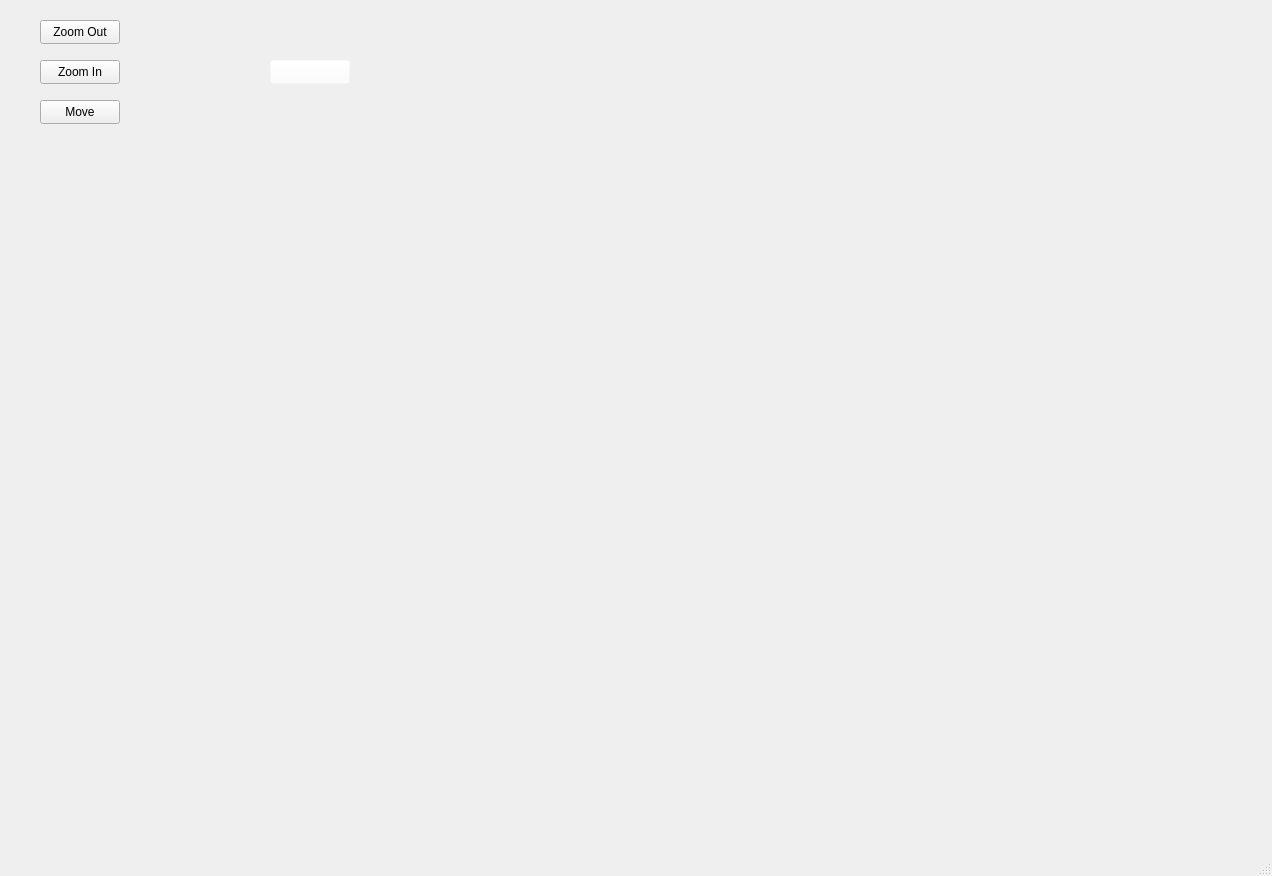
Above: dda.ui from amoriqbal/GraphicsFromScratch before the change. Below: the same form after it.
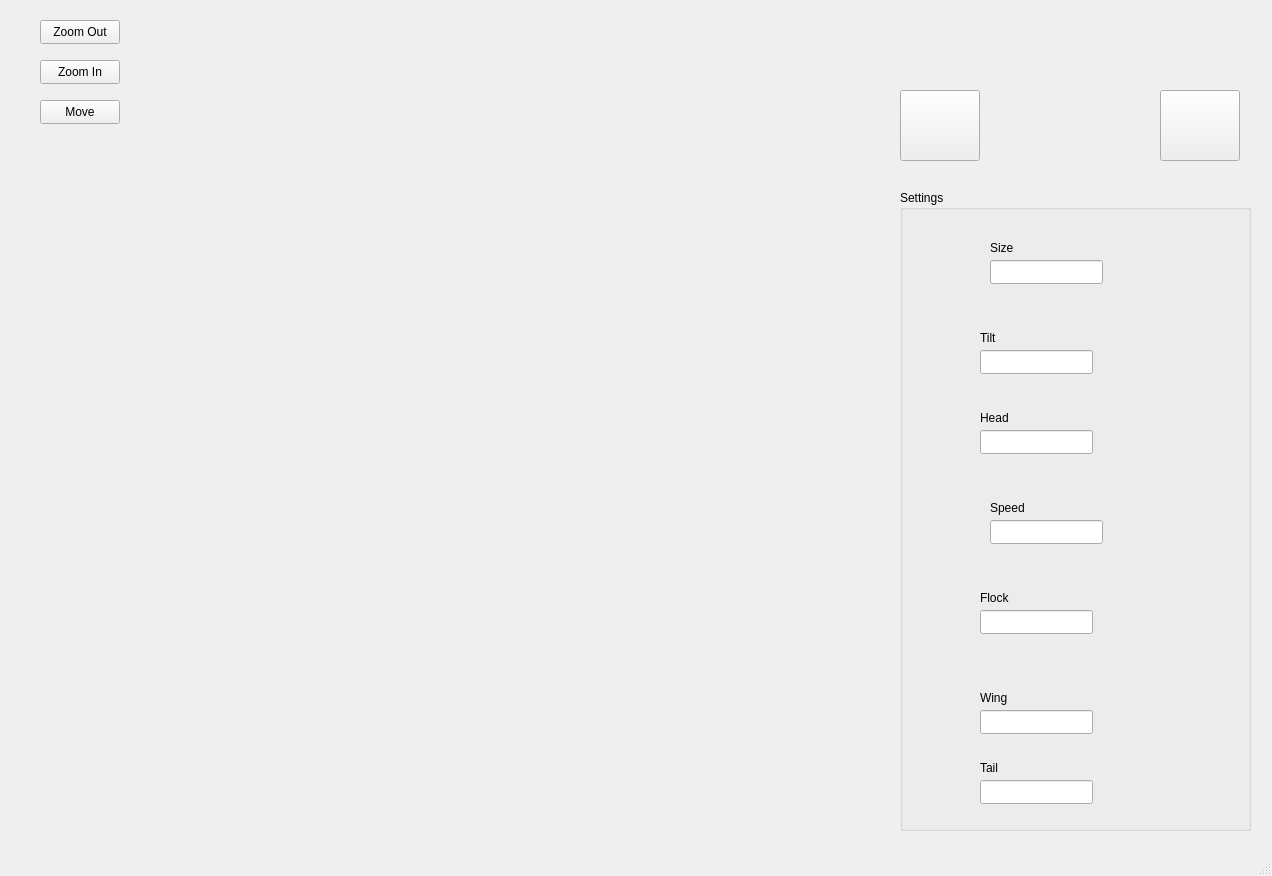
That is the form after the change. Icons and pictures are not drawn.

Diff of the .ui file:
```diff
--- a/dda.ui
+++ b/dda.ui
@@ -19,6 +19,9 @@
   <property name="windowTitle">
    <string>DDA</string>
   </property>
+  <property name="autoFillBackground">
+   <bool>true</bool>
+  </property>
   <widget class="QWidget" name="centralwidget">
    <widget class="QPushButton" name="zoomOut">
     <property name="geometry">
@@ -62,18 +65,243 @@
    <widget class="QPushButton" name="pushButton_2">
     <property name="geometry">
      <rect>
-      <x>270</x>
-      <y>60</y>
+      <x>900</x>
+      <y>90</y>
       <width>80</width>
-      <height>24</height>
+      <height>71</height>
      </rect>
     </property>
     <property name="styleSheet">
-     <string notr="true">background-color: rgba(255, 255, 255, 0);</string>
+     <string notr="true">qproperty-icon: url(&quot;bird.png&quot;);</string>
     </property>
     <property name="text">
      <string/>
     </property>
+    <property name="icon">
+     <iconset>
+      <normaloff>../../../propic.png</normaloff>../../../propic.png</iconset>
+    </property>
+    <property name="iconSize">
+     <size>
+      <width>160</width>
+      <height>160</height>
+     </size>
+    </property>
+   </widget>
+   <widget class="QPushButton" name="tree_button">
+    <property name="geometry">
+     <rect>
+      <x>1160</x>
+      <y>90</y>
+      <width>80</width>
+      <height>71</height>
+     </rect>
+    </property>
+    <property name="text">
+     <string/>
+    </property>
+    <property name="icon">
+     <iconset resource="bird.qrc">
+      <normaloff>:/images/bird.png</normaloff>:/images/bird.png</iconset>
+    </property>
+    <property name="iconSize">
+     <size>
+      <width>100</width>
+      <height>100</height>
+     </size>
+    </property>
+   </widget>
+   <widget class="QGroupBox" name="groupBox">
+    <property name="geometry">
+     <rect>
+      <x>900</x>
+      <y>190</y>
+      <width>351</width>
+      <height>641</height>
+     </rect>
+    </property>
+    <property name="title">
+     <string>Settings</string>
+    </property>
+    <widget class="QLineEdit" name="birdSize">
+     <property name="geometry">
+      <rect>
+       <x>90</x>
+       <y>70</y>
+       <width>113</width>
+       <height>24</height>
+      </rect>
+     </property>
+    </widget>
+    <widget class="QLabel" name="label">
+     <property name="geometry">
+      <rect>
+       <x>90</x>
+       <y>50</y>
+       <width>58</width>
+       <height>16</height>
+      </rect>
+     </property>
+     <property name="text">
+      <string>Size</string>
+     </property>
+    </widget>
+    <widget class="QLineEdit" name="birdTilt">
+     <property name="geometry">
+      <rect>
+       <x>80</x>
+       <y>160</y>
+       <width>113</width>
+       <height>24</height>
+      </rect>
+     </property>
+     <property name="text">
+      <string/>
+     </property>
+    </widget>
+    <widget class="QLabel" name="label_2">
+     <property name="geometry">
+      <rect>
+       <x>80</x>
+       <y>140</y>
+       <width>58</width>
+       <height>16</height>
+      </rect>
+     </property>
+     <property name="text">
+      <string>Tilt</string>
+     </property>
+    </widget>
+    <widget class="QLabel" name="label_3">
+     <property name="geometry">
+      <rect>
+       <x>80</x>
+       <y>220</y>
+       <width>58</width>
+       <height>16</height>
+      </rect>
+     </property>
+     <property name="text">
+      <string>Head</string>
+     </property>
+    </widget>
+    <widget class="QLineEdit" name="birdHead">
+     <property name="geometry">
+      <rect>
+       <x>80</x>
+       <y>240</y>
+       <width>113</width>
+       <height>24</height>
+      </rect>
+     </property>
+     <property name="text">
+      <string/>
+     </property>
+    </widget>
+    <widget class="QLabel" name="label_4">
+     <property name="geometry">
+      <rect>
+       <x>90</x>
+       <y>310</y>
+       <width>58</width>
+       <height>16</height>
+      </rect>
+     </property>
+     <property name="text">
+      <string>Speed</string>
+     </property>
+    </widget>
+    <widget class="QLineEdit" name="birdSpeed">
+     <property name="geometry">
+      <rect>
+       <x>90</x>
+       <y>330</y>
+       <width>113</width>
+       <height>24</height>
+      </rect>
+     </property>
+     <property name="text">
+      <string/>
+     </property>
+    </widget>
+    <widget class="QLabel" name="label_5">
+     <property name="geometry">
+      <rect>
+       <x>80</x>
+       <y>400</y>
+       <width>58</width>
+       <height>16</height>
+      </rect>
+     </property>
+     <property name="text">
+      <string>Flock</string>
+     </property>
+    </widget>
+    <widget class="QLineEdit" name="birdFlock">
+     <property name="geometry">
+      <rect>
+       <x>80</x>
+       <y>420</y>
+       <width>113</width>
+       <height>24</height>
+      </rect>
+     </property>
+     <property name="text">
+      <string/>
+     </property>
+    </widget>
+    <widget class="QLabel" name="label_6">
+     <property name="geometry">
+      <rect>
+       <x>80</x>
+       <y>500</y>
+       <width>58</width>
+       <height>16</height>
+      </rect>
+     </property>
+     <property name="text">
+      <string>Wing</string>
+     </property>
+    </widget>
+    <widget class="QLineEdit" name="birdWing">
+     <property name="geometry">
+      <rect>
+       <x>80</x>
+       <y>520</y>
+       <width>113</width>
+       <height>24</height>
+      </rect>
+     </property>
+     <property name="text">
+      <string/>
+     </property>
+    </widget>
+    <widget class="QLabel" name="label_7">
+     <property name="geometry">
+      <rect>
+       <x>80</x>
+       <y>570</y>
+       <width>58</width>
+       <height>16</height>
+      </rect>
+     </property>
+     <property name="text">
+      <string>Tail</string>
+     </property>
+    </widget>
+    <widget class="QLineEdit" name="birdTail">
+     <property name="geometry">
+      <rect>
+       <x>80</x>
+       <y>590</y>
+       <width>113</width>
+       <height>24</height>
+      </rect>
+     </property>
+     <property name="text">
+      <string/>
+     </property>
+    </widget>
    </widget>
   </widget>
   <widget class="QMenuBar" name="menubar">
```
Left out of the diff: 6 changed lines with no effect on the pictures.
